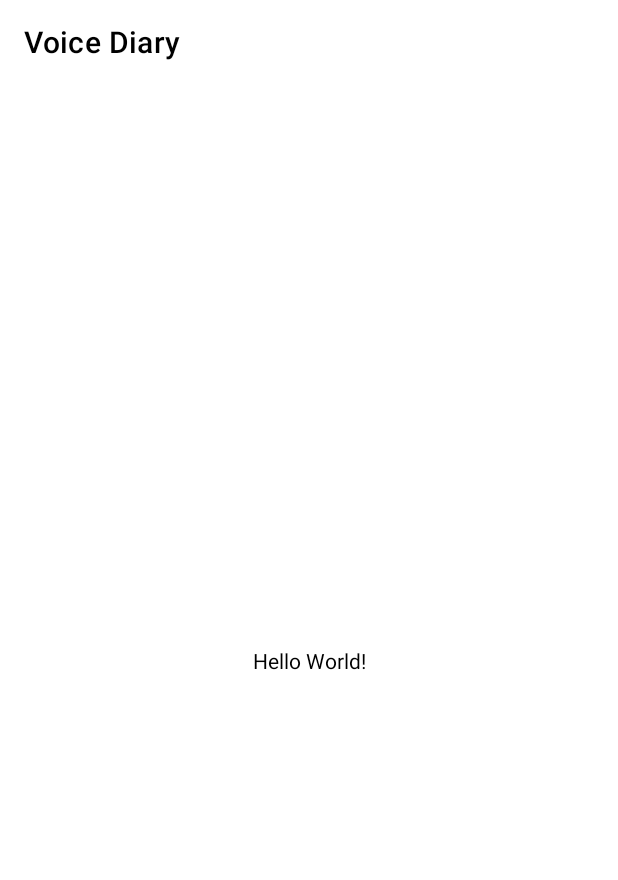
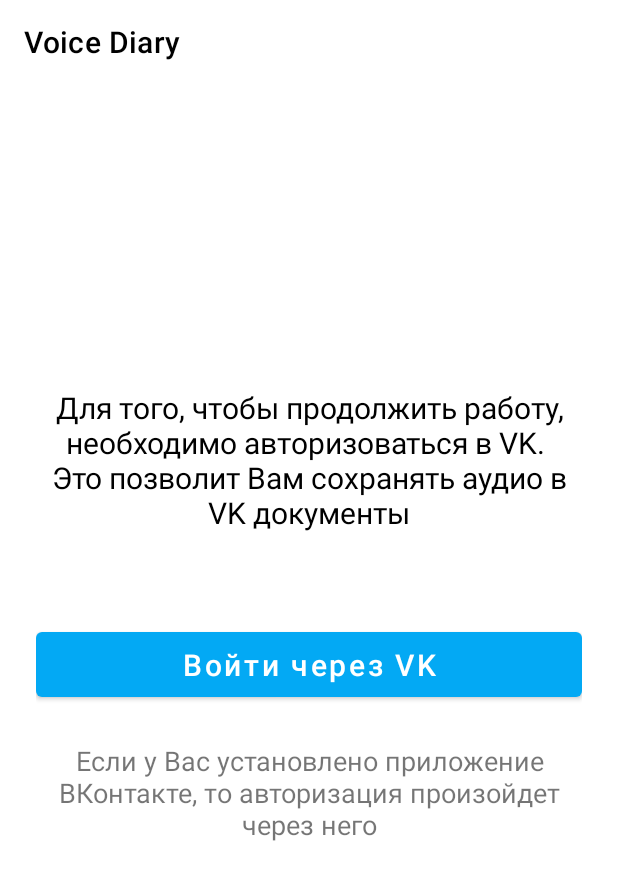
Before and after one commit to andreyhoco/Voice_Diary, an Android app: the screen it shows after launch (MainActivity), on a phone screen of 412 x 824 dp. Shown: the top 880 px of the screen. Run offline under Robolectric (Android 15) with nearby library versions, the phone set to English and light mode, and no system bars.

Commit message:
Add MainActivity layout

```diff
--- a/app/src/main/res/layout/activity_main.xml
+++ b/app/src/main/res/layout/activity_main.xml
@@ -1,19 +1,41 @@
 <?xml version="1.0" encoding="utf-8"?>
-<androidx.constraintlayout.widget.ConstraintLayout xmlns:android="http://schemas.android.com/apk/res/android"
-    xmlns:app="http://schemas.android.com/apk/res-auto"
+<LinearLayout xmlns:android="http://schemas.android.com/apk/res/android"
     xmlns:tools="http://schemas.android.com/tools"
     android:layout_width="match_parent"
     android:layout_height="match_parent"
+    android:paddingHorizontal="24dp"
+    android:orientation="vertical"
+    android:gravity="center"
     tools:context=".MainActivity">
 
     <TextView
-        android:id="@+id/hello_text"
         android:layout_width="wrap_content"
         android:layout_height="wrap_content"
-        android:text="Hello World!"
-        app:layout_constraintTop_toTopOf="parent"
-        app:layout_constraintLeft_toLeftOf="parent"
-        app:layout_constraintRight_toRightOf="parent"
-        app:layout_constraintBottom_toBottomOf="parent"/>
+        android:layout_marginTop="-60dp"
+        android:gravity="center"
+        android:text="@string/text_auth_description"
+        android:textSize="20sp"
+        />
 
-</androidx.constraintlayout.widget.ConstraintLayout>
+    <Button
+        android:id="@+id/auth_button"
+        android:layout_width="match_parent"
+        android:layout_height="wrap_content"
+        android:layout_marginTop="60dp"
+        android:paddingVertical="8dp"
+        android:text="@string/text_button_auth"
+        android:textAllCaps="false"
+        android:textSize="20sp"
+        />
+
+    <TextView
+        android:layout_width="wrap_content"
+        android:layout_height="wrap_content"
+        android:layout_marginTop="24dp"
+        android:gravity="center"
+        android:text="@string/hint_auth"
+        android:textColor="@color/gray"
+        android:textSize="18sp"
+        />
+
+</LinearLayout>
--- a/app/src/main/res/values/strings.xml
+++ b/app/src/main/res/values/strings.xml
@@ -1,3 +1,6 @@
 <resources>
     <string name="app_name">Voice Diary</string>
+    <string name="text_button_auth">Войти через VK</string>
+    <string name="text_auth_description">Для того, чтобы продолжить работу, необходимо авторизоваться в VK. \nЭто позволит Вам сохранять аудио в VK документы</string>
+    <string name="hint_auth">Если у Вас установлено приложение ВКонтакте, то авторизация произойдет через него</string>
 </resources>
```
